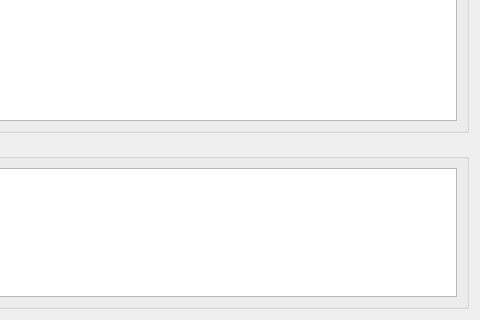
The window that formrateio.ui (marcelbonnet/condominio) describes before a commit, drawn with Qt 5; both pictures show x 210 to 690 and y 118 to 438 of the 690 by 438 pixel window.
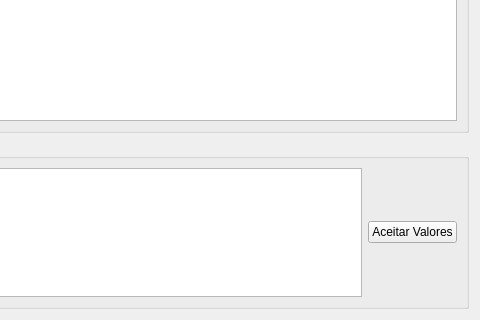
The same window after the commit.

Commit message:
testar auditando soma de despesas X rateios
SELECT (SELECT SUM(valor) FROM despesas) AS despesa, (SELECT SUM(valor) FROM rateios) AS rateio;

Patch:
```diff
--- a/formrateio.ui
+++ b/formrateio.ui
@@ -60,10 +60,17 @@
      <property name="title">
       <string>Opções de Rateio</string>
      </property>
-     <layout class="QVBoxLayout" name="verticalLayout_3">
+     <layout class="QHBoxLayout" name="horizontalLayout_2">
       <item>
        <widget class="QTableWidget" name="rateios"/>
       </item>
+      <item>
+       <widget class="QPushButton" name="btnAceitarValoresPadrao">
+        <property name="text">
+         <string>Aceitar Valores</string>
+        </property>
+       </widget>
+      </item>
      </layout>
     </widget>
    </item>
```
The commit also changes 2 other files.
